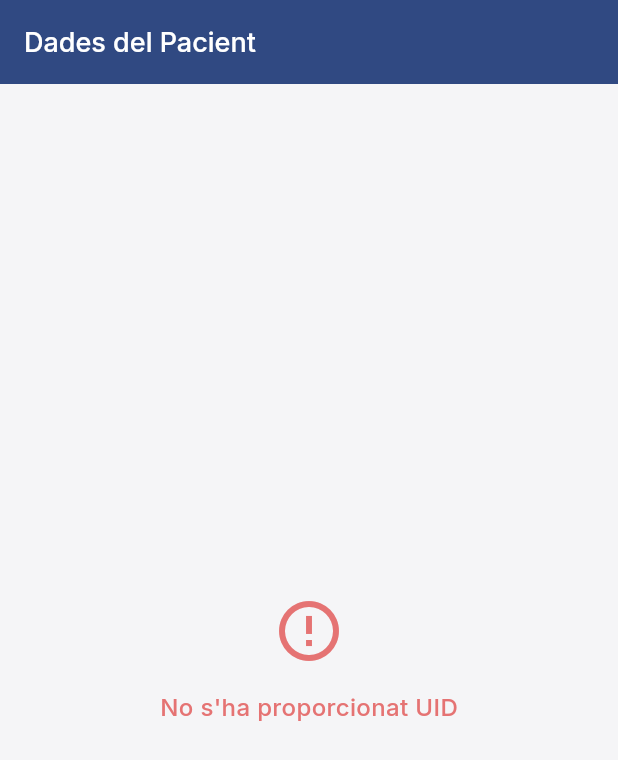
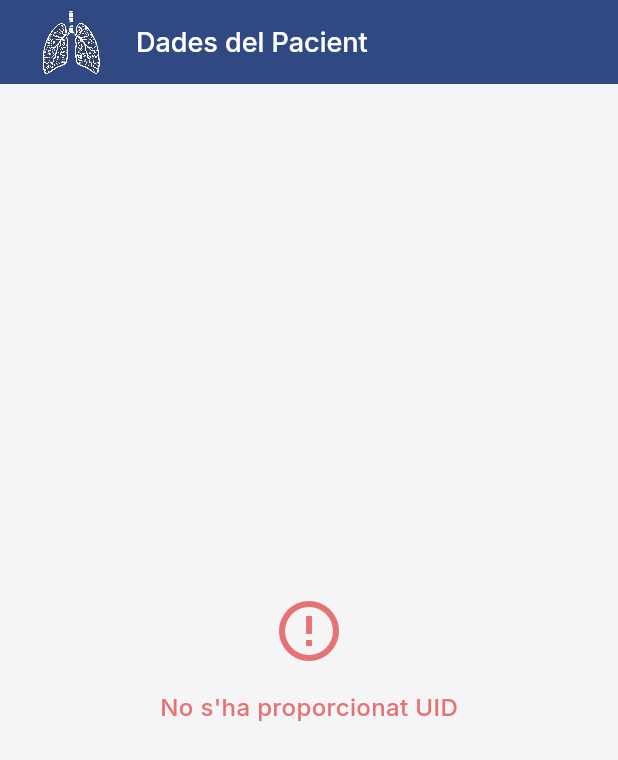
Before and after one commit to meulencv/qr_mpid, a Flutter app: the WebDataPage screen opened directly, on a phone screen of 412 x 824 dp. Shown: the top 760 px of the screen. Run offline on Flutter 3.47's test engine with Material 3 defaults, Android fonts, the phone set to English and light mode, and no system bars; our stand-ins replace confetti, google_fonts, qr_flutter, shared_preferences, supabase_flutter; missing offline and left inert: mobile_scanner; accounts and stored records are empty.

Commit message:
Actualizar la pantalla de datos del paciente para incluir un logo y mejorar el diseño del AppBar

```diff
--- a/lib/screens/web_data_page.dart
+++ b/lib/screens/web_data_page.dart
@@ -59,16 +59,28 @@ class _WebDataPageState extends State<WebDataPage> {
       backgroundColor: Color(0xFFF5F5F7),
       appBar: AppBar(
         elevation: 0,
-        title: Text(
-          'Dades del Pacient',
-          style: GoogleFonts.inter(
-            fontWeight: FontWeight.w500,
-            fontSize: 18,
-            color: Colors.white, // Aseguramos que el texto sea blanco
-          ),
+        title: Row(
+          mainAxisAlignment: MainAxisAlignment.start, // Cambiado a start
+          children: [
+            Image.asset(
+              'assets/Logo_QRes.png',
+              height: 60,
+              fit: BoxFit.contain,
+              filterQuality: FilterQuality.high,
+            ),
+            SizedBox(width: 12), // Añadido espaciado entre logo y texto
+            Text(
+              'Dades del Pacient',
+              style: GoogleFonts.inter(
+                fontWeight: FontWeight.w500,
+                fontSize: 18,
+                color: Colors.white,
+              ),
+            ),
+          ],
         ),
-        backgroundColor: Color(0xFF304982), // Usamos el color primario en lugar de transparente
-        foregroundColor: Colors.white, // Aseguramos que los iconos sean blancos
+        backgroundColor: Color(0xFF304982),
+        foregroundColor: Colors.white,
       ),
       body: _loading
           ? Center(
```
